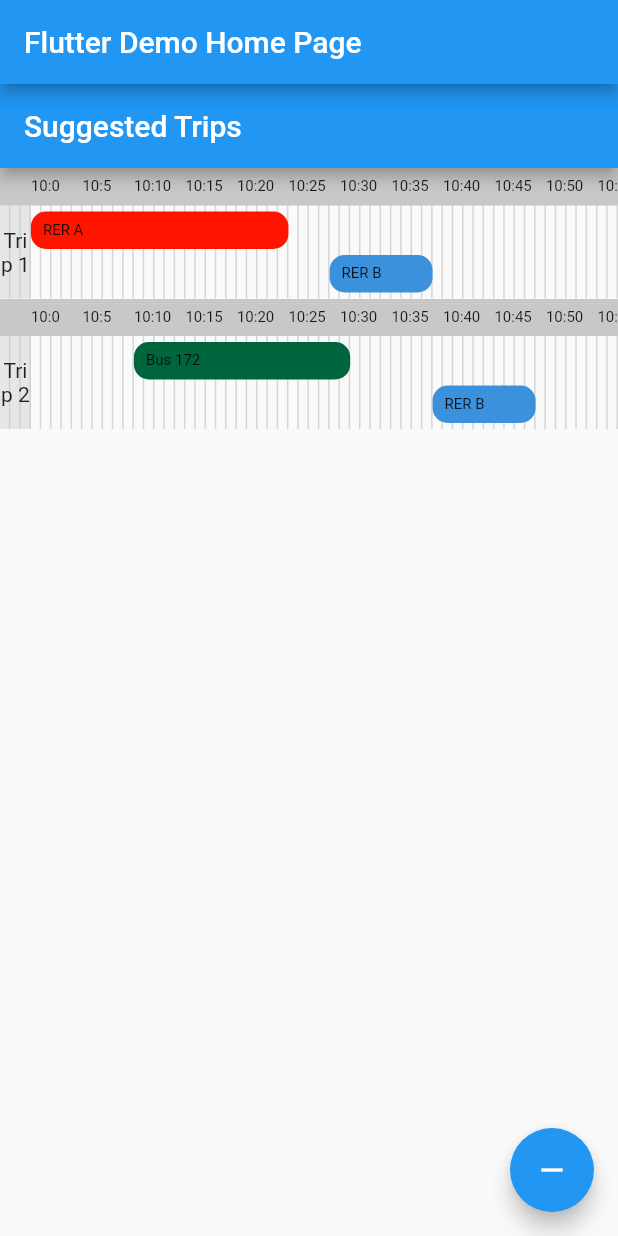
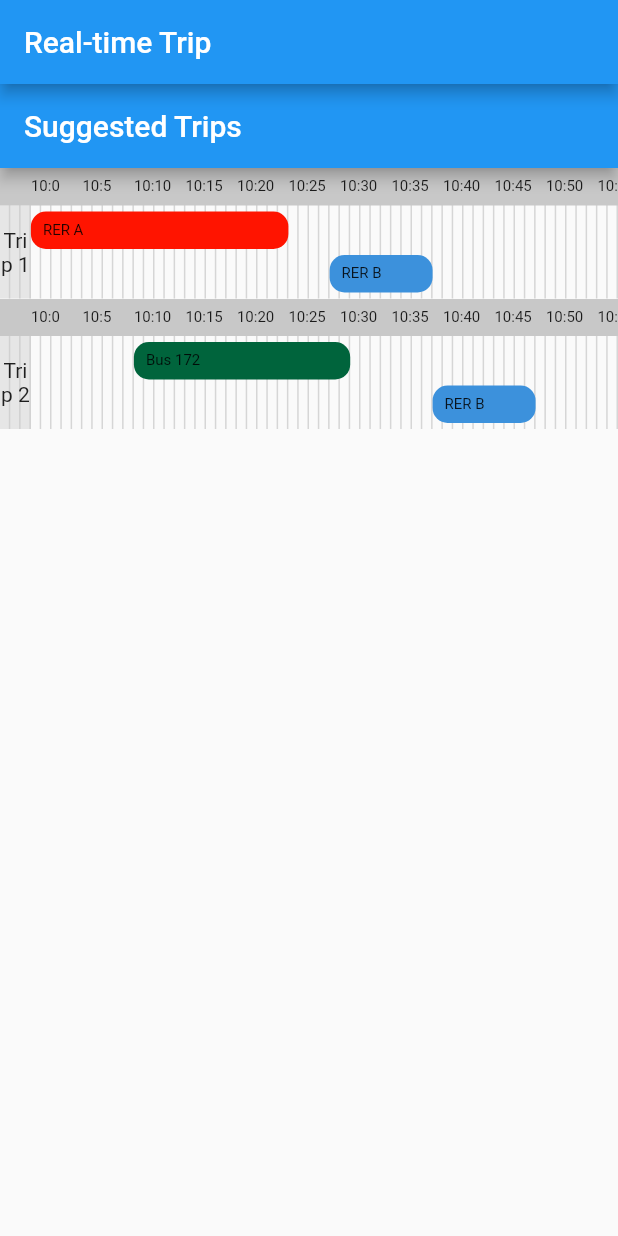
Before and after one commit to pixelshot91/rtt, a Flutter app: the screen it shows after launch, on a phone screen of 412 x 824 dp. Run offline on Flutter 3.47's test engine with Material 2 defaults, Android fonts, the light colour scheme and no system bars; our stand-ins replace tuple; missing offline and left inert: date_utils.

Commit message:
Symplify main.dart

```diff
--- a/lib/main.dart
+++ b/lib/main.dart
@@ -11,35 +11,17 @@
   @override
   Widget build(BuildContext context) {
     return MaterialApp(
-      title: 'Flutter Demo',
+      title: 'RTT',
       theme: ThemeData(
-        // This is the theme of your application.
-        //
-        // Try running your application with "flutter run". You'll see the
-        // application has a blue toolbar. Then, without quitting the app, try
-        // changing the primarySwatch below to Colors.green and then invoke
-        // "hot reload" (press "r" in the console where you ran "flutter run",
-        // or simply save your changes to "hot reload" in a Flutter IDE).
-        // Notice that the counter didn't reset back to zero; the application
-        // is not restarted.
         primarySwatch: Colors.blue,
       ),
-      home: MyHomePage(title: 'Flutter Demo Home Page'),
+      home: MyHomePage(title: 'Real-time Trip'),
     );
   }
 }
 
 class MyHomePage extends StatefulWidget {
   MyHomePage({Key key, this.title}) : super(key: key);
-
-  // This widget is the home page of your application. It is stateful, meaning
-  // that it has a State object (defined below) that contains fields that affect
-  // how it looks.
-
-  // This class is the configuration for the state. It holds the values (in this
-  // case the title) provided by the parent (in this case the App widget) and
-  // used by the build method of the State. Fields in a Widget subclass are
-  // always marked "final".
 
   final String title;
 
@@ -48,69 +30,15 @@
 }
 
 class _MyHomePageState extends State<MyHomePage> {
-  int _counter = 0;
-
-  void _incrementCounter() {
-    setState(() {
-      // This call to setState tells the Flutter framework that something has
-      // changed in this State, which causes it to rerun the build method below
-      // so that the display can reflect the updated values. If we changed
-      // _counter without calling setState(), then the build method would not be
-      // called again, and so nothing would appear to happen.
-      _counter++;
-    });
-  }
-
   @override
   Widget build(BuildContext context) {
-    // This method is rerun every time setState is called, for instance as done
-    // by the _incrementCounter method above.
-    //
-    // The Flutter framework has been optimized to make rerunning build methods
-    // fast, so that you can just rebuild anything that needs updating rather
-    // than having to individually change instances of widgets.
     return Scaffold(
       appBar: AppBar(
-        // Here we take the value from the MyHomePage object that was created by
-        // the App.build method, and use it to set our appbar title.
         title: Text(widget.title),
       ),
       body: Center(
-        // Center is a layout widget. It takes a single child and positions it
-        // in the middle of the parent.
         child: GranttChartScreen()
-        /*Column(
-          // Column is also a layout widget. It takes a list of children and
-          // arranges them vertically. By default, it sizes itself to fit its
-          // children horizontally, and tries to be as tall as its parent.
-          //
-          // Invoke "debug painting" (press "p" in the console, choose the
-          // "Toggle Debug Paint" action from the Flutter Inspector in Android
-          // Studio, or the "Toggle Debug Paint" command in Visual Studio Code)
-          // to see the wireframe for each widget.
-          //
-          // Column has various properties to control how it sizes itself and
-          // how it positions its children. Here we use mainAxisAlignment to
-          // center the children vertically; the main axis here is the vertical
-          // axis because Columns are vertical (the cross axis would be
-          // horizontal).
-          mainAxisAlignment: MainAxisAlignment.center,
-          children: <Widget>[
-            Text(
-              'You have pushed the button this many times:',
-            ),
-            Text(
-              '$_counter',
-              style: Theme.of(context).textTheme.headline4,
-            ),
-          ],
-        ),*/
       ),
-      floatingActionButton: FloatingActionButton(
-        onPressed: _incrementCounter,
-        tooltip: 'Increment',
-        child: Icon(Icons.remove),
-      ), // This trailing comma makes auto-formatting nicer for build methods.
     );
   }
 }
```
